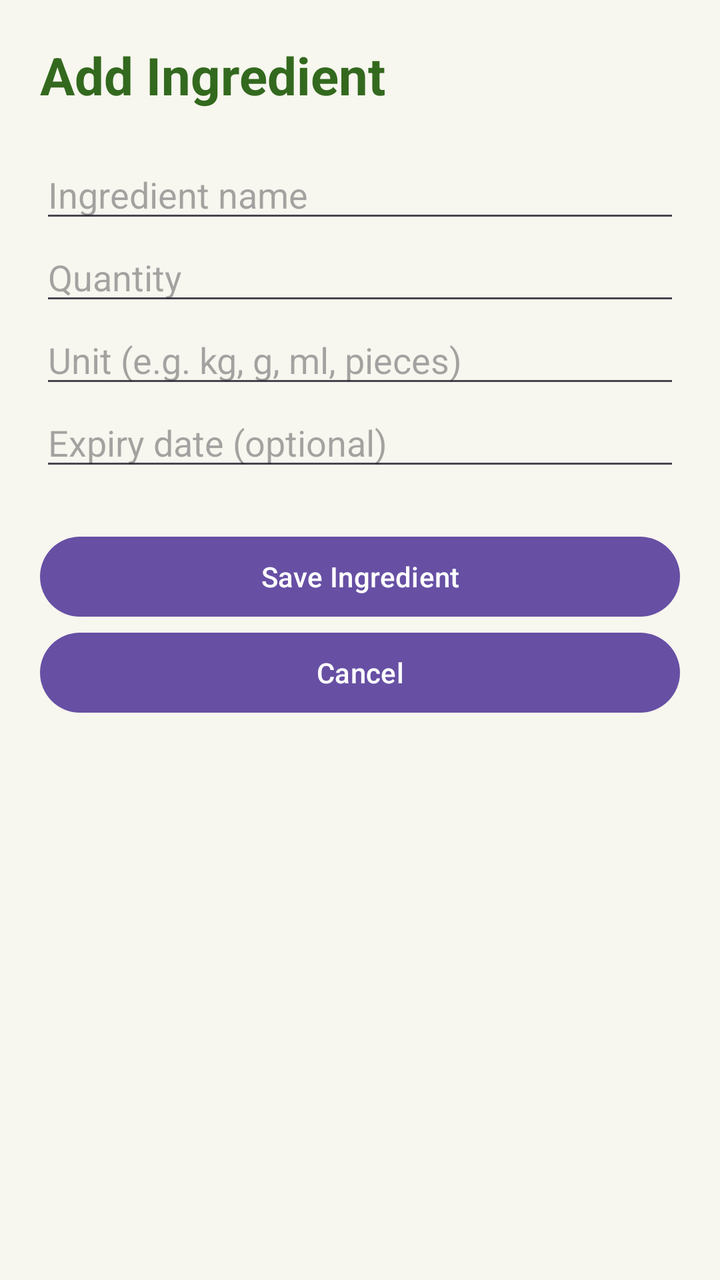
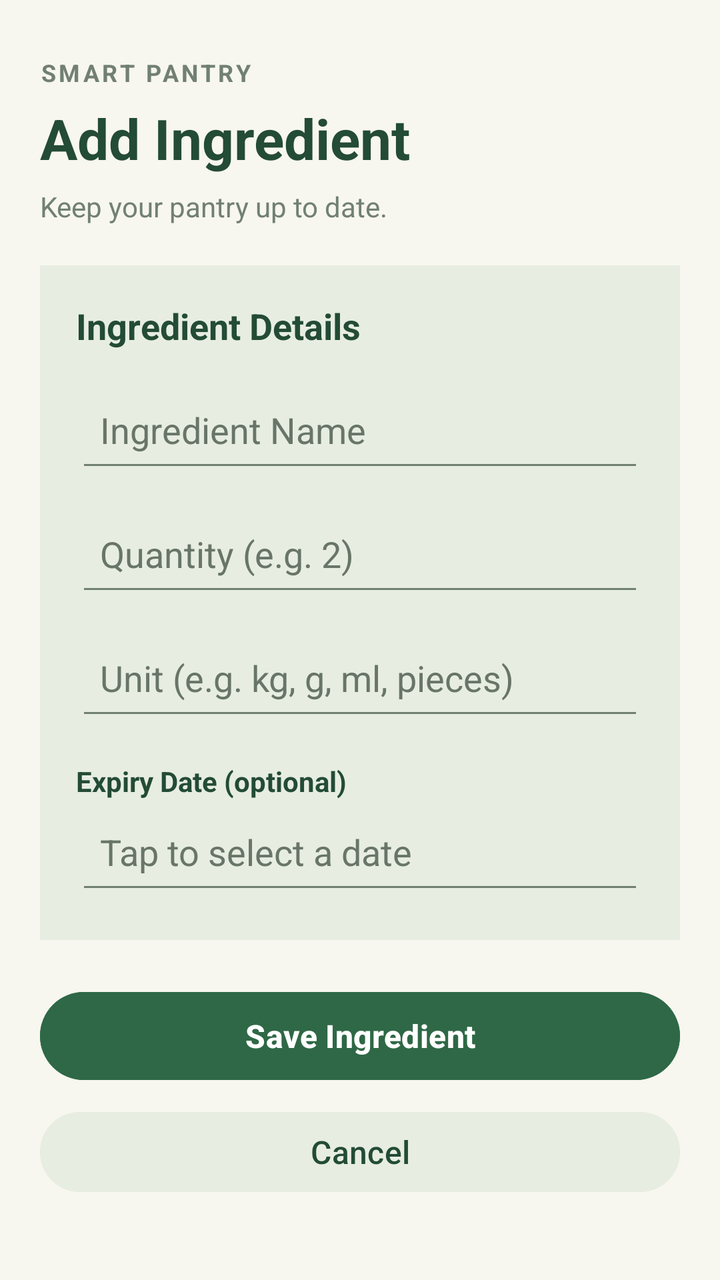

Before-and-after screenshots of an Android layout around one commit, followed by the original layout XML and the change that was made.
<!-- AndroidManifest.xml: application theme Theme.SmartPantryManager -->
<!-- res/layout/activity_add_ingredient.xml -->
<?xml version="1.0" encoding="utf-8"?>
<ScrollView xmlns:android="http://schemas.android.com/apk/res/android"
    android:layout_width="match_parent"
    android:layout_height="match_parent"
    android:background="#F7F6EF"
    android:fillViewport="true">

    <LinearLayout
        android:layout_width="match_parent"
        android:layout_height="wrap_content"
        android:orientation="vertical"
        android:padding="20dp">

        <TextView
            android:layout_width="match_parent"
            android:layout_height="wrap_content"
            android:text="Add Ingredient"
            android:textColor="#33691E"
            android:textSize="26sp"
            android:textStyle="bold"
            android:paddingBottom="20dp" />

        <EditText
            android:id="@+id/editIngredientName"
            android:layout_width="match_parent"
            android:layout_height="wrap_content"
            android:hint="Ingredient name"
            android:inputType="textCapWords"
            android:singleLine="true" />

        <EditText
            android:id="@+id/editQuantity"
            android:layout_width="match_parent"
            android:layout_height="wrap_content"
            android:hint="Quantity"
            android:inputType="numberDecimal"
            android:singleLine="true" />

        <EditText
            android:id="@+id/editUnit"
            android:layout_width="match_parent"
            android:layout_height="wrap_content"
            android:hint="Unit (e.g. kg, g, ml, pieces)"
            android:inputType="text"
            android:singleLine="true" />


        <EditText
            android:id="@+id/editExpiryDate"
            android:layout_width="match_parent"
            android:layout_height="wrap_content"
            android:hint="Expiry date (optional)"
            android:focusable="false"
            android:clickable="true"
            android:cursorVisible="false"
            android:inputType="none"
            android:singleLine="true" />


        <Button
            android:id="@+id/buttonSaveIngredient"
            android:layout_width="match_parent"
            android:layout_height="wrap_content"
            android:text="Save Ingredient"
            android:layout_marginTop="24dp" />

        <Button
            android:id="@+id/buttonCancel"
            android:layout_width="match_parent"
            android:layout_height="wrap_content"
            android:text="Cancel" />

    </LinearLayout>
</ScrollView>
<!-- resources referenced by this layout -->
<resources>
  <style name="Theme.SmartPantryManager" parent="Base.Theme.SmartPantryManager" />
  <style name="Base.Theme.SmartPantryManager" parent="Theme.Material3.DayNight.NoActionBar">
          
          
      </style>
</resources>

<!-- the commit's change to res/layout/activity_add_ingredient.xml (unified diff, before → after) -->
@@ -14,61 +14,140 @@
         <TextView
             android:layout_width="match_parent"
             android:layout_height="wrap_content"
-            android:text="Add Ingredient"
-            android:textColor="#33691E"
-            android:textSize="26sp"
+            android:text="SMART PANTRY"
+            android:textColor="#718071"
+            android:textSize="12sp"
             android:textStyle="bold"
-            android:paddingBottom="20dp" />
+            android:letterSpacing="0.12"
+            android:layout_marginTop="8dp" />
 
-        <EditText
-            android:id="@+id/editIngredientName"
+        <TextView
             android:layout_width="match_parent"
             android:layout_height="wrap_content"
-            android:hint="Ingredient name"
-            android:inputType="textCapWords"
-            android:singleLine="true" />
+            android:text="Add Ingredient"
+            android:textColor="#234B35"
+            android:textSize="28sp"
+            android:textStyle="bold"
+            android:layout_marginTop="6dp" />
 
-        <EditText
-            android:id="@+id/editQuantity"
+        <TextView
             android:layout_width="match_parent"
             android:layout_height="wrap_content"
-            android:hint="Quantity"
-            android:inputType="numberDecimal"
-            android:singleLine="true" />
+            android:text="Keep your pantry up to date."
+            android:textColor="#718071"
+            android:textSize="14sp"
+            android:layout_marginTop="6dp"
+            android:layout_marginBottom="20dp" />
 
-        <EditText
-            android:id="@+id/editUnit"
+        <LinearLayout
             android:layout_width="match_parent"
             android:layout_height="wrap_content"
-            android:hint="Unit (e.g. kg, g, ml, pieces)"
-            android:inputType="text"
-            android:singleLine="true" />
+            android:orientation="vertical"
+            android:padding="18dp"
+            android:background="#E7EDE1">
 
+            <TextView
+                android:layout_width="match_parent"
+                android:layout_height="wrap_content"
+                android:text="Ingredient Details"
+                android:textColor="#234B35"
+                android:textSize="18sp"
+                android:textStyle="bold"
+                android:layout_marginBottom="14dp" />
 
-        <EditText
-            android:id="@+id/editExpiryDate"
-            android:layout_width="match_parent"
-            android:layout_height="wrap_content"
-            android:hint="Expiry date (optional)"
-            android:focusable="false"
-            android:clickable="true"
-            android:cursorVisible="false"
-            android:inputType="none"
-            android:singleLine="true" />
+            <EditText
+                android:id="@+id/editIngredientName"
+                android:layout_width="match_parent"
+                android:layout_height="wrap_content"
+                android:hint="Ingredient Name"
+                android:inputType="textCapWords"
+                android:singleLine="true"
+                android:minHeight="52dp"
+                android:padding="12dp"
+                android:backgroundTint="#718071"
+                android:textColor="#234B35"
+                android:textColorHint="#687568"/>
 
+            <EditText
+                android:id="@+id/editQuantity"
+                android:layout_width="match_parent"
+                android:layout_height="wrap_content"
+                android:hint="Quantity (e.g. 2)"
+                android:inputType="numberDecimal"
+                android:singleLine="true"
+                android:minHeight="52dp"
+                android:padding="12dp"
+                android:layout_marginTop="10dp"
+                android:backgroundTint="#718071"
+                android:textColor="#234B35"
+                android:textColorHint="#687568"/>
+
+            <EditText
+                android:id="@+id/editUnit"
+                android:layout_width="match_parent"
+                android:layout_height="wrap_content"
+                android:hint="Unit (e.g. kg, g, ml, pieces)"
+                android:inputType="text"
+                android:singleLine="true"
+                android:minHeight="52dp"
+                android:padding="12dp"
+                android:layout_marginTop="10dp"
+                android:backgroundTint="#718071"
+                android:textColor="#234B35"
+                android:textColorHint="#687568"/>
+
+            <TextView
+                android:layout_width="match_parent"
+                android:layout_height="wrap_content"
+                android:text="Expiry Date (optional)"
+                android:textColor="#234B35"
+                android:textSize="14sp"
+                android:textStyle="bold"
+                android:layout_marginTop="16dp" />
+
+            <EditText
+                android:id="@+id/editExpiryDate"
+                android:layout_width="match_parent"
+                android:layout_height="wrap_content"
+                android:hint="Tap to select a date"
+                android:focusable="false"
+                android:clickable="true"
+                android:cursorVisible="false"
+                android:inputType="none"
+                android:singleLine="true"
+                android:minHeight="52dp"
+                android:padding="12dp"
+                android:backgroundTint="#718071"
+                android:textColor="#234B35"
+                android:textColorHint="#687568"/>
+
+        </LinearLayout>
 
         <Button
             android:id="@+id/buttonSaveIngredient"
             android:layout_width="match_parent"
             android:layout_height="wrap_content"
             android:text="Save Ingredient"
-            android:layout_marginTop="24dp" />
+            android:textAllCaps="false"
+            android:textSize="16sp"
+            android:textStyle="bold"
+            android:textColor="#FFFFFF"
+            android:backgroundTint="#2F6846"
+            android:minHeight="52dp"
+            android:layout_marginTop="22dp" />
 
         <Button
             android:id="@+id/buttonCancel"
             android:layout_width="match_parent"
             android:layout_height="wrap_content"
-            android:text="Cancel" />
+            android:text="Cancel"
+            android:textAllCaps="false"
+            android:textSize="16sp"
+            android:textColor="#234B35"
+            android:backgroundTint="#E7EDE1"
+            android:minHeight="48dp"
+            android:layout_marginTop="8dp"
+            android:layout_marginBottom="16dp" />
 
     </LinearLayout>
 </ScrollView>
